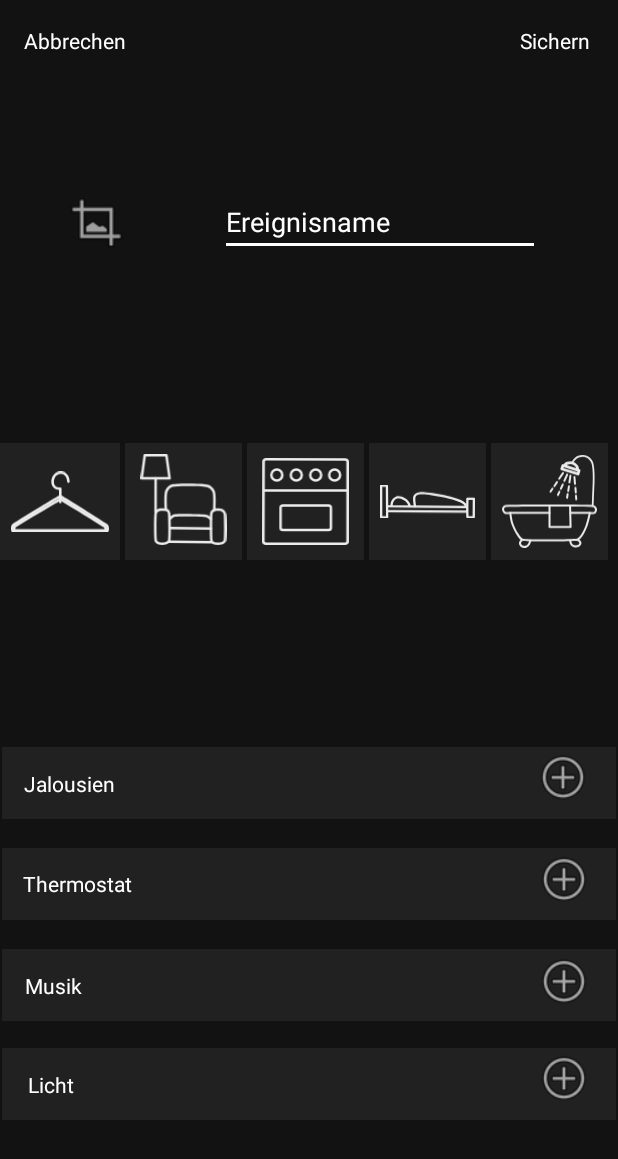
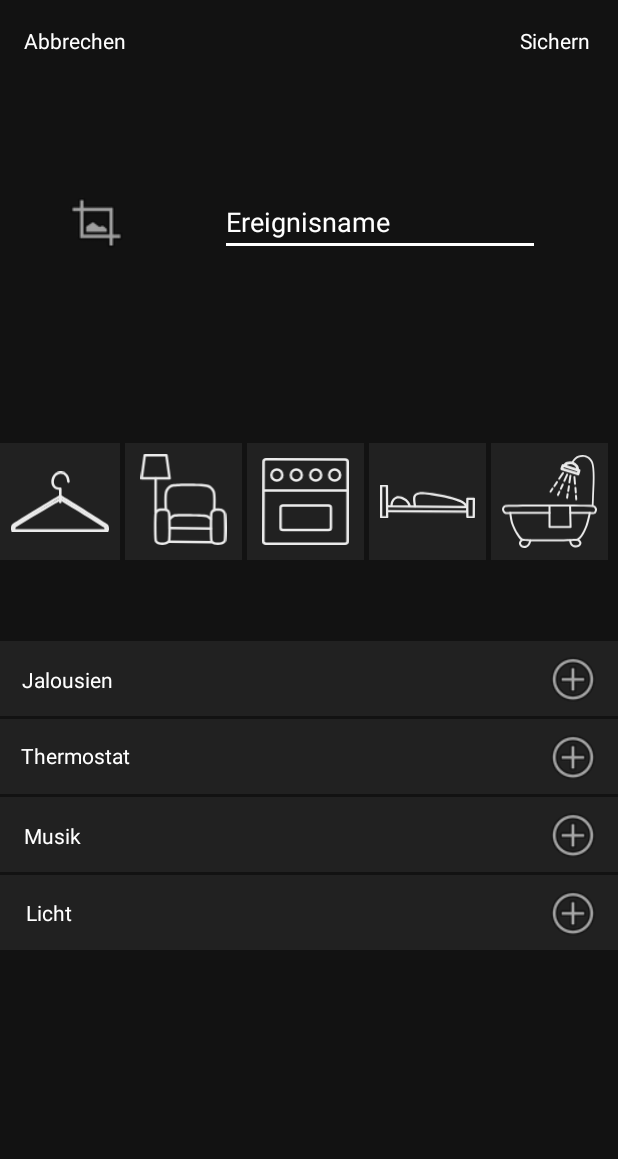
Before and after one commit to sophiafema/home_easylife, an Android app: the Events_Add screen opened directly, with no data from a screen before it, on a phone screen of 412 x 824 dp. Shown: the top 1159 px of the screen. Run offline under Robolectric (Android 15) with nearby library versions, the phone set to English and light mode, and no system bars.

Commit message:
neue grundrisse hinzugefügt Layout events_add

```diff
--- a/app/src/main/res/layout/activity_events__add.xml
+++ b/app/src/main/res/layout/activity_events__add.xml
@@ -65,50 +65,44 @@
 
     <ImageView
         android:id="@+id/iVEvents_AddShutters"
-        android:layout_width="409dp"
-        android:layout_height="48dp"
-        android:layout_marginBottom="2dp"
-        app:layout_constraintBottom_toTopOf="@+id/iVEvents_AddTemperature"
+        android:layout_width="match_parent"
+        android:layout_height="50dp"
+        android:layout_marginTop="40dp"
         app:layout_constraintEnd_toEndOf="parent"
+        app:layout_constraintHorizontal_bias="1.0"
         app:layout_constraintStart_toStartOf="parent"
-        app:layout_constraintTop_toTopOf="parent"
-        app:layout_constraintVertical_bias="0.967"
+        app:layout_constraintTop_toBottomOf="@+id/linearLayout"
         app:srcCompat="@color/colorPrimary" />
 
     <ImageView
         android:id="@+id/iVEvents_AddTemperature"
-        android:layout_width="409dp"
-        android:layout_height="48dp"
-        android:layout_marginTop="100dp"
-        android:layout_marginBottom="2dp"
-        app:layout_constraintBottom_toTopOf="@+id/iVEvents_AddMusic"
+        android:layout_width="match_parent"
+        android:layout_height="50dp"
+        android:layout_marginTop="2dp"
         app:layout_constraintEnd_toEndOf="parent"
         app:layout_constraintStart_toStartOf="parent"
-        app:layout_constraintTop_toTopOf="parent"
-        app:layout_constraintVertical_bias="0.964"
+        app:layout_constraintTop_toBottomOf="@+id/iVEvents_AddShutters"
         app:srcCompat="@color/colorPrimary" />
 
     <ImageView
         android:id="@+id/iVEvents_AddMusic"
-        android:layout_width="409dp"
-        android:layout_height="48dp"
-        android:layout_marginBottom="2dp"
-        app:layout_constraintBottom_toTopOf="@+id/iVEvents_AddLight"
+        android:layout_width="match_parent"
+        android:layout_height="50dp"
+        android:layout_marginTop="2dp"
         app:layout_constraintEnd_toEndOf="parent"
         app:layout_constraintStart_toStartOf="parent"
-        app:layout_constraintTop_toTopOf="parent"
-        app:layout_constraintVertical_bias="0.975"
+        app:layout_constraintTop_toBottomOf="@+id/iVEvents_AddTemperature"
         app:srcCompat="@color/colorPrimary" />
 
     <ImageView
         android:id="@+id/iVEvents_AddLight"
-        android:layout_width="409dp"
-        android:layout_height="48dp"
-        app:layout_constraintBottom_toBottomOf="parent"
+        android:layout_width="match_parent"
+        android:layout_height="50dp"
+        android:layout_marginTop="2dp"
         app:layout_constraintEnd_toEndOf="parent"
+        app:layout_constraintHorizontal_bias="1.0"
         app:layout_constraintStart_toStartOf="parent"
-        app:layout_constraintTop_toTopOf="parent"
-        app:layout_constraintVertical_bias="0.9"
+        app:layout_constraintTop_toBottomOf="@+id/iVEvents_AddMusic"
         app:srcCompat="@color/colorPrimary" />
 
     <TextView
@@ -163,6 +157,51 @@
         app:layout_constraintStart_toStartOf="@+id/iVEvents_AddShutters"
         app:layout_constraintTop_toTopOf="@+id/iVEvents_AddShutters"
         app:layout_constraintVertical_bias="0.517" />
+
+    <ImageView
+        android:id="@+id/iVEventsAddTemperature"
+        android:layout_width="40dp"
+        android:layout_height="40dp"
+        android:layout_marginEnd="10dp"
+        android:layout_marginRight="10dp"
+        app:layout_constraintBottom_toBottomOf="@+id/iVEvents_AddTemperature"
+        app:layout_constraintEnd_toEndOf="@+id/iVEvents_AddTemperature"
+        app:layout_constraintTop_toTopOf="@+id/iVEvents_AddTemperature"
+        app:layout_constraintVertical_bias="0.5"
+        app:srcCompat="@android:drawable/ic_menu_add" />
+
+    <ImageView
+        android:id="@+id/iVEventsAddMusic"
+        android:layout_width="40dp"
+        android:layout_height="40dp"
+        android:layout_marginEnd="10dp"
+        android:layout_marginRight="10dp"
+        app:layout_constraintBottom_toBottomOf="@+id/iVEvents_AddMusic"
+        app:layout_constraintEnd_toEndOf="@+id/iVEvents_AddMusic"
+        app:layout_constraintTop_toTopOf="@+id/iVEvents_AddMusic"
+        app:srcCompat="@android:drawable/ic_menu_add" />
+
+    <ImageView
+        android:id="@+id/iVEventsAddShutter"
+        android:layout_width="40dp"
+        android:layout_height="40dp"
+        android:layout_marginEnd="10dp"
+        android:layout_marginRight="10dp"
+        app:layout_constraintBottom_toBottomOf="@+id/iVEvents_AddShutters"
+        app:layout_constraintEnd_toEndOf="@+id/iVEvents_AddShutters"
+        app:layout_constraintTop_toTopOf="@+id/iVEvents_AddShutters"
+        app:srcCompat="@android:drawable/ic_menu_add" />
+
+    <ImageView
+        android:id="@+id/iVEventsLight"
+        android:layout_width="40dp"
+        android:layout_height="40dp"
+        android:layout_marginEnd="10dp"
+        android:layout_marginRight="10dp"
+        app:layout_constraintBottom_toBottomOf="@+id/iVEvents_AddLight"
+        app:layout_constraintEnd_toEndOf="@+id/iVEvents_AddLight"
+        app:layout_constraintTop_toTopOf="@+id/iVEvents_AddLight"
+        app:srcCompat="@android:drawable/ic_menu_add" />
 
     <LinearLayout
         android:id="@+id/linearLayout"
@@ -268,54 +307,4 @@
     </LinearLayout>
 
 
-
-    <ImageView
-        android:id="@+id/iVEventsAddShutter"
-        android:layout_width="40dp"
-        android:layout_height="40dp"
-        app:layout_constraintBottom_toBottomOf="@+id/iVEvents_AddShutters"
-        app:layout_constraintEnd_toEndOf="@+id/iVEvents_AddShutters"
-        app:layout_constraintHorizontal_bias="0.959"
-        app:layout_constraintStart_toStartOf="@+id/iVEvents_AddShutters"
-        app:layout_constraintTop_toTopOf="@+id/iVEvents_AddShutters"
-        app:layout_constraintVertical_bias="0.0"
-        app:srcCompat="@android:drawable/ic_menu_add" />
-
-    <ImageView
-        android:id="@+id/iVEventsAddTemperature"
-        android:layout_width="40dp"
-        android:layout_height="40dp"
-        app:layout_constraintBottom_toBottomOf="@+id/iVEvents_AddTemperature"
-        app:layout_constraintEnd_toEndOf="@+id/iVEvents_AddTemperature"
-        app:layout_constraintHorizontal_bias="0.96"
-        app:layout_constraintStart_toStartOf="@+id/iVEvents_AddTemperature"
-        app:layout_constraintTop_toTopOf="@+id/iVEvents_AddTemperature"
-        app:layout_constraintVertical_bias="0.062"
-        app:srcCompat="@android:drawable/ic_menu_add" />
-
-    <ImageView
-        android:id="@+id/iVEventsAddMusic"
-        android:layout_width="40dp"
-        android:layout_height="40dp"
-        app:layout_constraintBottom_toBottomOf="@+id/iVEvents_AddMusic"
-        app:layout_constraintEnd_toEndOf="@+id/iVEvents_AddMusic"
-        app:layout_constraintHorizontal_bias="0.96"
-        app:layout_constraintStart_toStartOf="@+id/iVEvents_AddMusic"
-        app:layout_constraintTop_toTopOf="@+id/iVEvents_AddMusic"
-        app:layout_constraintVertical_bias="0.125"
-        app:srcCompat="@android:drawable/ic_menu_add" />
-
-    <ImageView
-        android:id="@+id/iVEventsLight"
-        android:layout_width="40dp"
-        android:layout_height="40dp"
-        app:layout_constraintBottom_toBottomOf="@+id/iVEvents_AddLight"
-        app:layout_constraintEnd_toEndOf="@+id/iVEvents_AddLight"
-        app:layout_constraintHorizontal_bias="0.96"
-        app:layout_constraintStart_toStartOf="@+id/iVEvents_AddLight"
-        app:layout_constraintTop_toTopOf="@+id/iVEvents_AddLight"
-        app:layout_constraintVertical_bias="0.0"
-        app:srcCompat="@android:drawable/ic_menu_add" />
-
-
 </androidx.constraintlayout.widget.ConstraintLayout>
```
Also changed, not shown: app/src/main/res/drawable/ic_badezimmer_grundriss_s.xml (added, +24 -0 lines), app/src/main/res/drawable/ic_badezimmer_raum_s.xml (added, +30 -0 lines), app/src/main/res/drawable/ic_flur_grundriss_s.xml (added, +12 -0 lines), app/src/main/res/drawable/ic_flur_raum_s.xml (added, +12 -0 lines), app/src/main/res/drawable/ic_kueche_grundriss_s.xml (added, +51 -0 lines), app/src/main/res/drawable/ic_kueche_raum_s.xml (added, +51 -0 lines), app/src/main/res/drawable/ic_schlafzimmer_grundriss_s.xml (added, +24 -0 lines), app/src/main/res/drawable/ic_schlafzimmer_raum_s.xml (added, +24 -0 lines), app/src/main/res/drawable/ic_wohnzimmer_grundriss_s.xml (added, +42 -0 lines), app/src/main/res/drawable/ic_wohnzimmer_raum_s.xml (added, +42 -0 lines).
